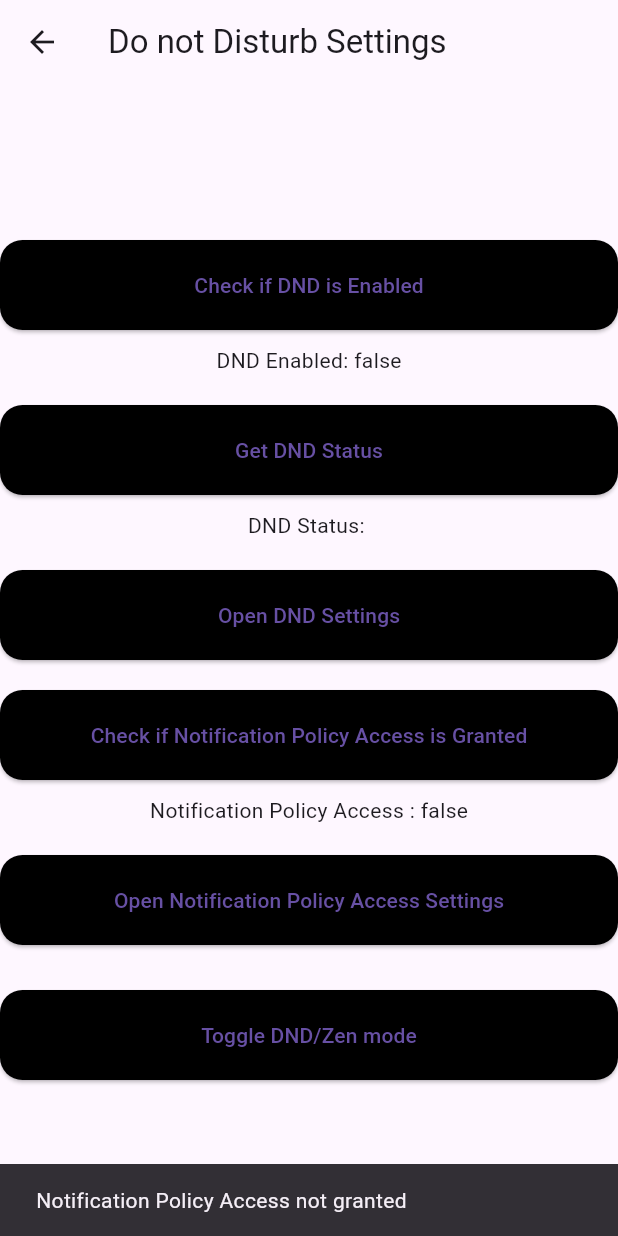
After one commit to Vuelta7/AI-Quiz-App, a Flutter app: the DoNotDisturbPage screen opened directly, after a tap on "Toggle DND/Zen mode", on a phone screen of 412 x 824 dp. The commit adds this screen. Run offline on Flutter 3.47's test engine with Material 3 defaults, Android fonts, the phone set to English and light mode, and no system bars; our stand-ins replace audioplayers, cloud_firestore, firebase_auth, firebase_core, flutter_heatmap_calendar, flutter_local_notifications and 3 more; missing offline and left inert: do_not_disturb, flex_color_picker; accounts and stored records are empty.

Commit message:
DND Working

```diff
--- /dev/null
+++ b/lib/home page/drawer page/dnd_page.dart
@@ -0,0 +1,149 @@
+import 'package:do_not_disturb/do_not_disturb_plugin.dart';
+import 'package:do_not_disturb/types.dart';
+import 'package:flutter/material.dart';
+
+class DoNotDisturbPage extends StatefulWidget {
+  const DoNotDisturbPage({super.key});
+
+  @override
+  State<DoNotDisturbPage> createState() => _DoNotDisturbPageState();
+}
+
+class _DoNotDisturbPageState extends State<DoNotDisturbPage> {
+  final _dndPlugin = DoNotDisturbPlugin();
+
+  @override
+  void initState() {
+    super.initState();
+  }
+
+  bool _isDndEnabled = false;
+  bool _notifPolicyAccess = false;
+  InterruptionFilter _dndStatus = InterruptionFilter.unknown;
+
+  @override
+  Widget build(BuildContext context) {
+    return Scaffold(
+      appBar: AppBar(
+        title: const Text('Do not Disturb Settings'),
+      ),
+      body: Center(
+        child: Column(
+          mainAxisAlignment: MainAxisAlignment.center,
+          children: <Widget>[
+            ElevatedButton(
+              onPressed: _checkDndEnabled,
+              child: const Text('Check if DND is Enabled'),
+            ),
+            const SizedBox(height: 10),
+            Text('DND Enabled: $_isDndEnabled'),
+            const SizedBox(height: 20),
+            ElevatedButton(
+              onPressed: _getDndStatus,
+              child: const Text('Get DND Status'),
+            ),
+            const SizedBox(height: 10),
+            Text('DND Status: ${_dndStatus.toString()}'),
+            const SizedBox(height: 20),
+            ElevatedButton(
+              onPressed: _openDndSettings,
+              child: const Text('Open DND Settings'),
+            ),
+            const SizedBox(height: 20),
+            ElevatedButton(
+              onPressed: _checkNotificationPolicyAccessGranted,
+              child:
+                  const Text('Check if Notification Policy Access is Granted'),
+            ),
+            const SizedBox(height: 10),
+            Text('Notification Policy Access : $_notifPolicyAccess'),
+            const SizedBox(height: 20),
+            ElevatedButton(
+              onPressed: _openNotificationPolicyAccessSettings,
+              child: const Text('Open Notification Policy Access Settings'),
+            ),
+            const SizedBox(height: 30),
+            ElevatedButton(
+              onPressed: () async {
+                await _checkNotificationPolicyAccessGranted();
+                await Future.delayed(const Duration(milliseconds: 50));
+                if (!_notifPolicyAccess) {
+                  ScaffoldMessenger.of(context).showSnackBar(const SnackBar(
+                      content: const Text(
+                          'Notification Policy Access not granted')));
+                  return;
+                }
+                if (_isDndEnabled) {
+                  _setInterruptionFilter(InterruptionFilter.all);
+                } else {
+                  _setInterruptionFilter(InterruptionFilter.alarms);
+                }
+              },
+              child: const Text('Toggle DND/Zen mode'),
+            ),
+          ],
+        ),
+      ),
+    );
+  }
+
+  Future<void> _checkNotificationPolicyAccessGranted() async {
+    try {
+      final bool isNotificationPolicyAccessGranted =
+          await _dndPlugin.isNotificationPolicyAccessGranted();
+      setState(() {
+        _notifPolicyAccess = isNotificationPolicyAccessGranted;
+      });
+    } catch (e) {
+      print('Error checking notification policy access: $e');
+    }
+  }
+
+  Future<void> _checkDndEnabled() async {
+    try {
+      final bool isDndEnabled = await _dndPlugin.isDndEnabled();
+      setState(() {
+        _isDndEnabled = isDndEnabled;
+      });
+    } catch (e) {
+      print('Error checking DND status: $e');
+    }
+  }
+
+  Future<void> _getDndStatus() async {
+    try {
+      final InterruptionFilter status = await _dndPlugin.getDNDStatus();
+      setState(() {
+        _dndStatus = status;
+      });
+    } catch (e) {
+      print('Error getting DND status: $e');
+    }
+  }
+
+  Future<void> _openDndSettings() async {
+    try {
+      await _dndPlugin.openDndSettings();
+    } catch (e) {
+      print('Error opening DND settings: $e');
+    }
+  }
+
+  Future<void> _openNotificationPolicyAccessSettings() async {
+    try {
+      await _dndPlugin.openNotificationPolicyAccessSettings();
+    } catch (e) {
+      print('Error opening notification policy access settings: $e');
+    }
+  }
+
+  Future<void> _setInterruptionFilter(InterruptionFilter filter) async {
+    try {
+      await _dndPlugin.setInterruptionFilter(filter);
+      _checkDndEnabled();
+      _getDndStatus();
+    } catch (e) {
+      print('Error setting interruption filter: $e');
+    }
+  }
+}
--- a/lib/home page/drawer page/drawer_contents.dart
+++ b/lib/home page/drawer page/drawer_contents.dart
@@ -1,5 +1,6 @@
 import 'package:firebase_auth/firebase_auth.dart';
 import 'package:flutter/material.dart';
+import 'package:learn_n/home%20page/drawer%20page/dnd_page.dart';
 import 'package:learn_n/start%20page/start_page.dart';
 import 'package:shared_preferences/shared_preferences.dart';
 
@@ -78,6 +79,18 @@ class DrawerContent extends StatelessWidget {
                   _showDialog(context, 'Feedback and Question');
                 },
               ),
+              ListTile(
+                leading: const Icon(Icons.do_not_disturb_alt_rounded),
+                title: const Text('Do not Disturb Settings'),
+                onTap: () {
+                  Navigator.push(
+                    context,
+                    MaterialPageRoute(
+                      builder: (context) => const DoNotDisturbPage(),
+                    ),
+                  );
+                },
+              ),
             ],
           ),
         ),
--- a/pubspec.yaml
+++ b/pubspec.yaml
@@ -27,7 +27,7 @@ dependencies:
   animations: ^2.0.11
   liquid_swipe: ^3.1.0
   flutter_heatmap_calendar: ^1.0.5
-
+  do_not_disturb: ^1.0.3
 
 
 dev_dependencies:
@@ -37,6 +37,7 @@ dev_dependencies:
   flutter_launcher_icons: ^0.14.1
 
 flutter:
+
   fonts:
     - family: PressStart2P
       fonts:
@@ -61,6 +62,7 @@ flutter:
     - assets/folders.json
 
 
+
 flutter_icons:
   android: true
   ios: true
```
Also changed, not shown: pubspec.lock, 1 other file.
